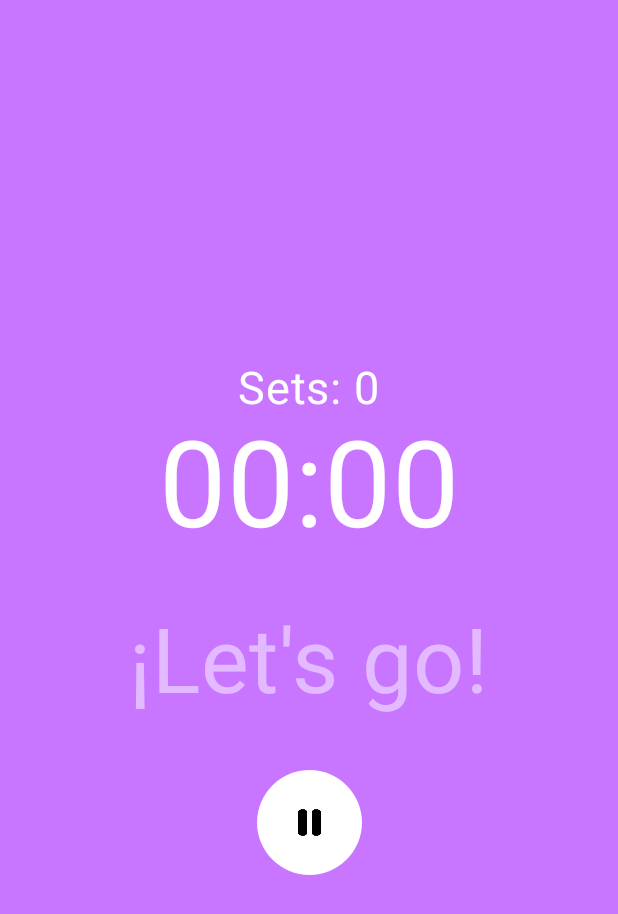
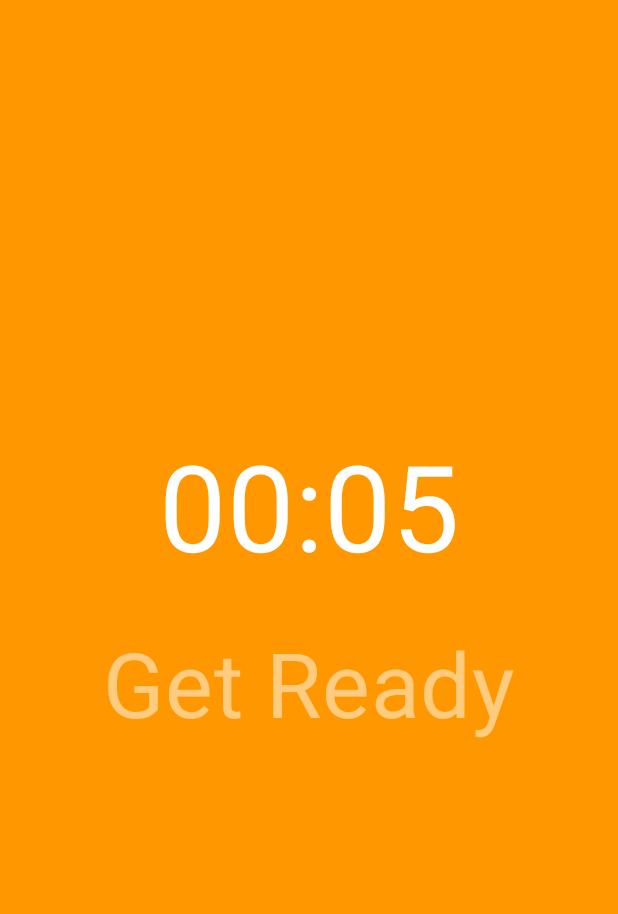
Before and after one commit to SamuelRiveira/hiittimer, an Android app built with Jetpack Compose: the screen it shows after launch (MainActivity), after a tap on "⚡ START", on a phone screen of 412 x 824 dp. Shown: the top 914 px of the screen. Run offline under Robolectric (Android 15) with nearby library versions, the phone set to English and light mode, and no system bars; 2 statements that could not run were skipped.

Commit message:
Añadido GetReady

```diff
--- a/app/src/main/java/dev/samu/hiittimer/MainActivity.kt
+++ b/app/src/main/java/dev/samu/hiittimer/MainActivity.kt
@@ -350,6 +350,7 @@ fun PantallaPrincipal(
 fun AppContent(modifier: Modifier) {
     var showWork by remember { mutableStateOf(false) }
     var showPantallaPrincipal by remember { mutableStateOf(true) }
+    var showGetReady by remember { mutableStateOf(false) }
     var remainingSets by remember { mutableStateOf(sets) }
     var isLastSet by remember { mutableStateOf(false) }
     var resetCompleted by remember { mutableStateOf(false) }
@@ -364,8 +365,8 @@ fun AppContent(modifier: Modifier) {
         }
     }
 
-    // Para manejar la finalización del reset
-    val handleResetCompletion = {
+    // Para manejar la finalización del rest
+    val handleRestCompletion = {
         if (!isLastSet) {
             if (!resetCompleted) {
                 remainingSets--
@@ -381,13 +382,19 @@ fun AppContent(modifier: Modifier) {
         }
     }
 
+    // Manejo del GetReady
+    val handleGetReadyCompletion = {
+        showGetReady = false
+        showWork = true
+    }
+
     if (showPantallaPrincipal) {
         PantallaPrincipal(
             modifier = modifier,
             onStartClicked = {
                 remainingSets = sets
                 showPantallaPrincipal = false
-                showWork = true
+                showGetReady = true
                 resetCompleted = false
             }
         )
@@ -395,11 +402,69 @@ fun AppContent(modifier: Modifier) {
         tiempoWork = 0
         tiempoRest = 0
     } else {
-        if (showWork) {
+        if (showGetReady) {
+            GetReady(modifier = Modifier, onGetReadyCompleted = handleGetReadyCompletion)
+        } else if (showWork) {
             Work(modifier = Modifier, onWorkCompleted = handleWorkCompletion)
         } else {
-            Rest(modifier = Modifier, onResetCompleted = handleResetCompletion)
+            Rest(modifier = Modifier, onRestCompleted = handleRestCompletion)
         }
+    }
+}
+
+
+@Composable
+fun GetReady(
+    modifier: Modifier = Modifier,
+    onGetReadyCompleted: () -> Unit // Callback para cuando termine el tiempo de GetReady
+) {
+    val tiempoGetReady = 5
+    var theCounter by remember { mutableStateOf(String.format("%02d:%02d", tiempoGetReady / 60, tiempoGetReady % 60)) }
+
+    val context = LocalContext.current
+
+    var mediaPlayer by remember { mutableStateOf<MediaPlayer?>(null) }
+
+    val miCounterDown = remember {
+        CounterDown(tiempoGetReady, true, sonido = mediaPlayer) { newValue ->
+            theCounter = newValue
+            CoroutineScope(Dispatchers.Main).launch {
+                if (newValue == "00:00") {
+                    delay(1000) // Espera 1 segundo (1000 milisegundos)
+                    onGetReadyCompleted() // Llama a onWorkCompleted después de la espera
+                }
+            }
+        }
+    }
+
+    mediaPlayer = MediaPlayer.create(context, R.raw.pitidoporsegundo)
+
+    LaunchedEffect(Unit) {
+        mediaPlayer?.start()
+    }
+
+    miCounterDown.start()
+
+    Column(
+        modifier = Modifier
+            .fillMaxSize()
+            .background(Color(0xFFFF9800)),
+        verticalArrangement = Arrangement.Center,
+        horizontalAlignment = Alignment.CenterHorizontally
+    ) {
+        Text(
+            text = theCounter,
+            color = Color.White,
+            fontSize = 80.sp
+        )
+        Text(
+            text = "Get Ready",
+            color = Color.White,
+            fontSize = 60.sp,
+            modifier = Modifier
+                .padding(36.dp)
+                .graphicsLayer(alpha = 0.5f)
+        )
     }
 }
 
@@ -428,13 +493,12 @@ fun Work(
 
     var mediaPlayer by remember { mutableStateOf<MediaPlayer?>(null) }
 
-    mediaPlayer = MediaPlayer.create(context, R.raw.tortuga)
+    mediaPlayer = MediaPlayer.create(context, R.raw.trabajo)
 
     LaunchedEffect(Unit) {
         mediaPlayer?.start()
+        miCounterDown.start()
     }
-
-    miCounterDown.start()
 
     Column(
         modifier = Modifier
@@ -489,7 +553,7 @@ fun Work(
 @Composable
 fun Rest(
     modifier: Modifier = Modifier,
-    onResetCompleted: () -> Unit // Callback para cuando termine el tiempo de Reset
+    onRestCompleted: () -> Unit // Callback para cuando termine el tiempo de Reset
 ) {
     var theCounter by remember { mutableStateOf(String.format("%02d:%02d", tiempoRest / 60, tiempoRest % 60)) }
 
@@ -501,7 +565,7 @@ fun Rest(
             CoroutineScope(Dispatchers.Main).launch {
                 if (newValue == "00:00") {
                     delay(1000) // Espera 1 segundo (1000 milisegundos)
-                    onResetCompleted() // Cuando el contador llegue a 0, llamamos a onResetCompleted
+                    onRestCompleted() // Cuando el contador llegue a 0, llamamos a onResetCompleted
                 }
             }
         }
@@ -515,9 +579,8 @@ fun Rest(
 
     LaunchedEffect(Unit) {
         mediaPlayer?.start()
+        miCounterDown.start()
     }
-
-    miCounterDown.start()
 
     Column(
         modifier = Modifier
```
